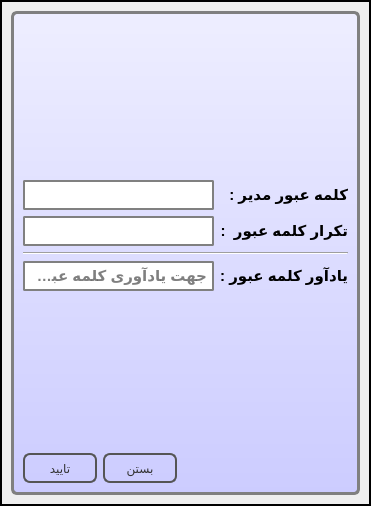
Old version of the form logindialog.ui in the repository reza-rezvani2052/KetabYab.
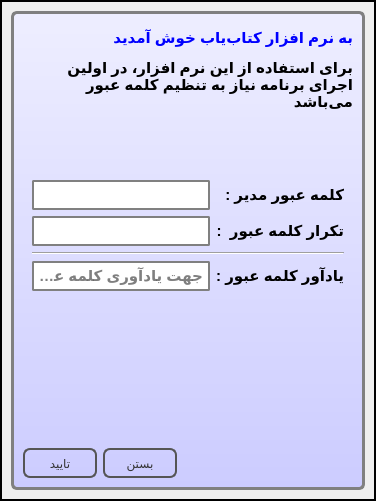
New version of the form. Icons and pictures are not drawn.

Patch:
```diff
--- a/logindialog.ui
+++ b/logindialog.ui
@@ -6,8 +6,8 @@
    <rect>
     <x>0</x>
     <y>0</y>
-    <width>371</width>
-    <height>506</height>
+    <width>376</width>
+    <height>501</height>
    </rect>
   </property>
   <property name="font">
@@ -319,78 +319,144 @@
             <property name="frameShadow">
              <enum>QFrame::Raised</enum>
             </property>
-            <layout class="QGridLayout" name="gridLayout_6">
-             <item row="3" column="0" colspan="2">
-              <widget class="Line" name="line">
-               <property name="orientation">
-                <enum>Qt::Horizontal</enum>
-               </property>
-              </widget>
-             </item>
-             <item row="4" column="1">
-              <widget class="QLineEdit" name="ledPassHint">
+            <layout class="QVBoxLayout" name="verticalLayout">
+             <item>
+              <widget class="QLabel" name="label">
                <property name="sizePolicy">
-                <sizepolicy hsizetype="Expanding" vsizetype="Fixed">
+                <sizepolicy hsizetype="Preferred" vsizetype="Expanding">
                  <horstretch>0</horstretch>
                  <verstretch>0</verstretch>
                 </sizepolicy>
                </property>
-               <property name="toolTip">
-                <string>&lt;html&gt;&lt;head/&gt;&lt;body&gt;
+               <property name="text">
+                <string>&lt;html&gt;&lt;head/&gt;&lt;body&gt;&lt;p align=&quot;right&quot;&gt;&lt;span style=&quot; color:#0000ff;&quot;&gt;به نرم افزار کتاب‌یاب خوش آمدید&lt;/span&gt;&lt;/p&gt;&lt;p align=&quot;right&quot;&gt;برای استفاده از این نرم افزار، در اولین اجرای برنامه نیاز به تنظیم کلمه عبور می‌باشد&lt;/p&gt;&lt;p align=&quot;right&quot;&gt;&lt;br/&gt;&lt;/p&gt;&lt;/body&gt;&lt;/html&gt;</string>
+               </property>
+               <property name="wordWrap">
+                <bool>true</bool>
+               </property>
+              </widget>
+             </item>
+             <item>
+              <widget class="QFrame" name="frame">
+               <layout class="QGridLayout" name="gridLayout_6">
+                <item row="0" column="0">
+                 <widget class="QLabel" name="lblA">
+                  <property name="maximumSize">
+                   <size>
+                    <width>131</width>
+                    <height>16777215</height>
+                   </size>
+                  </property>
+                  <property name="text">
+                   <string>کلمه عبور مدیر :</string>
+                  </property>
+                 </widget>
+                </item>
+                <item row="0" column="1">
+                 <widget class="QLineEdit" name="ledNewPassword">
+                  <property name="sizePolicy">
+                   <sizepolicy hsizetype="Expanding" vsizetype="Fixed">
+                    <horstretch>0</horstretch>
+                    <verstretch>0</verstretch>
+                   </sizepolicy>
+                  </property>
+                  <property name="contextMenuPolicy">
+                   <enum>Qt::PreventContextMenu</enum>
+                  </property>
+                  <property name="acceptDrops">
+                   <bool>false</bool>
+                  </property>
+                  <property name="text">
+                   <string/>
+                  </property>
+                  <property name="echoMode">
+                   <enum>QLineEdit::Password</enum>
+                  </property>
+                 </widget>
+                </item>
+                <item row="1" column="0">
+                 <widget class="QLabel" name="lblB">
+                  <property name="maximumSize">
+                   <size>
+                    <width>131</width>
+                    <height>16777215</height>
+                   </size>
+                  </property>
+                  <property name="text">
+                   <string>تکرار کلمه عبور  :</string>
+                  </property>
+                 </widget>
+                </item>
+                <item row="1" column="1">
+                 <widget class="QLineEdit" name="ledNewPasswordAgain">
+                  <property name="sizePolicy">
+                   <sizepolicy hsizetype="Expanding" vsizetype="Fixed">
+                    <horstretch>0</horstretch>
+                    <verstretch>0</verstretch>
+                   </sizepolicy>
+                  </property>
+                  <property name="contextMenuPolicy">
+                   <enum>Qt::PreventContextMenu</enum>
+                  </property>
+                  <property name="acceptDrops">
+                   <bool>false</bool>
+                  </property>
+                  <property name="text">
+                   <string/>
+                  </property>
+                  <property name="echoMode">
+                   <enum>QLineEdit::Password</enum>
+                  </property>
+                 </widget>
+                </item>
+                <item row="2" column="0" colspan="2">
+                 <widget class="Line" name="line">
+                  <property name="orientation">
+                   <enum>Qt::Horizontal</enum>
+                  </property>
+                 </widget>
+                </item>
+                <item row="3" column="0">
+                 <widget class="QLabel" name="lblA_2">
+                  <property name="maximumSize">
+                   <size>
+                    <width>131</width>
+                    <height>16777215</height>
+                   </size>
+                  </property>
+                  <property name="text">
+                   <string>یادآور کلمه عبور :</string>
+                  </property>
+                 </widget>
+                </item>
+                <item row="3" column="1">
+                 <widget class="QLineEdit" name="ledPassHint">
+                  <property name="sizePolicy">
+                   <sizepolicy hsizetype="Expanding" vsizetype="Fixed">
+                    <horstretch>0</horstretch>
+                    <verstretch>0</verstretch>
+                   </sizepolicy>
+                  </property>
+                  <property name="toolTip">
+                   <string>&lt;html&gt;&lt;head/&gt;&lt;body&gt;
 &lt;p style=&quot;white-space: nowrap&quot;&gt;
 &lt;span style=&quot; font-weight:600;&quot;&gt;از این آدرس جهت &lt;/span&gt;
 &lt;span style=&quot; font-weight:600; color:#00ff00;&quot;&gt;بازیابی کلمه عبور&lt;/span&gt;&lt;span style=&quot; font-weight:600;&quot;&gt; در صورت &lt;/span&gt;&lt;span style=&quot; font-weight:600; color:#ff0000;&quot;&gt;فراموشی&lt;/span&gt;&lt;span style=&quot; font-weight:600;&quot;&gt; استفاده می‌شود&lt;/span&gt;
 &lt;/p&gt;&lt;/body&gt;&lt;/html&gt;
 </string>
-               </property>
-               <property name="text">
-                <string/>
-               </property>
-               <property name="placeholderText">
-                <string>جهت یادآوری کلمه عبور </string>
-               </property>
+                  </property>
+                  <property name="text">
+                   <string/>
+                  </property>
+                  <property name="placeholderText">
+                   <string>جهت یادآوری کلمه عبور </string>
+                  </property>
+                 </widget>
+                </item>
+               </layout>
               </widget>
              </item>
-             <item row="1" column="0">
-              <widget class="QLabel" name="lblA">
-               <property name="maximumSize">
-                <size>
-                 <width>131</width>
-                 <height>16777215</height>
-                </size>
-               </property>
-               <property name="text">
-                <string>کلمه عبور مدیر :</string>
-               </property>
-              </widget>
-             </item>
-             <item row="4" column="0">
-              <widget class="QLabel" name="lblA_2">
-               <property name="maximumSize">
-                <size>
-                 <width>131</width>
-                 <height>16777215</height>
-                </size>
-               </property>
-               <property name="text">
-                <string>یادآور کلمه عبور :</string>
-               </property>
-              </widget>
-             </item>
-             <item row="2" column="0">
-              <widget class="QLabel" name="lblB">
-               <property name="maximumSize">
-                <size>
-                 <width>131</width>
-                 <height>16777215</height>
-                </size>
-               </property>
-               <property name="text">
-                <string>تکرار کلمه عبور  :</string>
-               </property>
-              </widget>
-             </item>
-             <item row="5" column="1">
+             <item>
               <spacer name="verticalSpacer">
                <property name="orientation">
                 <enum>Qt::Vertical</enum>
@@ -398,56 +464,12 @@
                <property name="sizeHint" stdset="0">
                 <size>
                  <width>20</width>
-                 <height>139</height>
+                 <height>124</height>
                 </size>
                </property>
               </spacer>
              </item>
-             <item row="1" column="1">
-              <widget class="QLineEdit" name="ledNewPassword">
-               <property name="sizePolicy">
-                <sizepolicy hsizetype="Expanding" vsizetype="Fixed">
-                 <horstretch>0</horstretch>
-                 <verstretch>0</verstretch>
-                </sizepolicy>
-               </property>
-               <property name="contextMenuPolicy">
-                <enum>Qt::PreventContextMenu</enum>
-               </property>
-               <property name="acceptDrops">
-                <bool>false</bool>
-               </property>
-               <property name="text">
-                <string/>
-               </property>
-               <property name="echoMode">
-                <enum>QLineEdit::Password</enum>
-               </property>
-              </widget>
-             </item>
-             <item row="2" column="1">
-              <widget class="QLineEdit" name="ledNewPasswordAgain">
-               <property name="sizePolicy">
-                <sizepolicy hsizetype="Expanding" vsizetype="Fixed">
-                 <horstretch>0</horstretch>
-                 <verstretch>0</verstretch>
-                </sizepolicy>
-               </property>
-               <property name="contextMenuPolicy">
-                <enum>Qt::PreventContextMenu</enum>
-               </property>
-               <property name="acceptDrops">
-                <bool>false</bool>
-               </property>
-               <property name="text">
-                <string/>
-               </property>
-               <property name="echoMode">
-                <enum>QLineEdit::Password</enum>
-               </property>
-              </widget>
-             </item>
-             <item row="6" column="1">
+             <item>
               <layout class="QHBoxLayout" name="horizontalLayout_2">
                <item>
                 <spacer name="horizontalSpacer_2">
@@ -511,19 +533,6 @@
                </item>
               </layout>
              </item>
-             <item row="0" column="1">
-              <spacer name="verticalSpacer_2">
-               <property name="orientation">
-                <enum>Qt::Vertical</enum>
-               </property>
-               <property name="sizeHint" stdset="0">
-                <size>
-                 <width>20</width>
-                 <height>120</height>
-                </size>
-               </property>
-              </spacer>
-             </item>
             </layout>
            </widget>
           </item>
```
